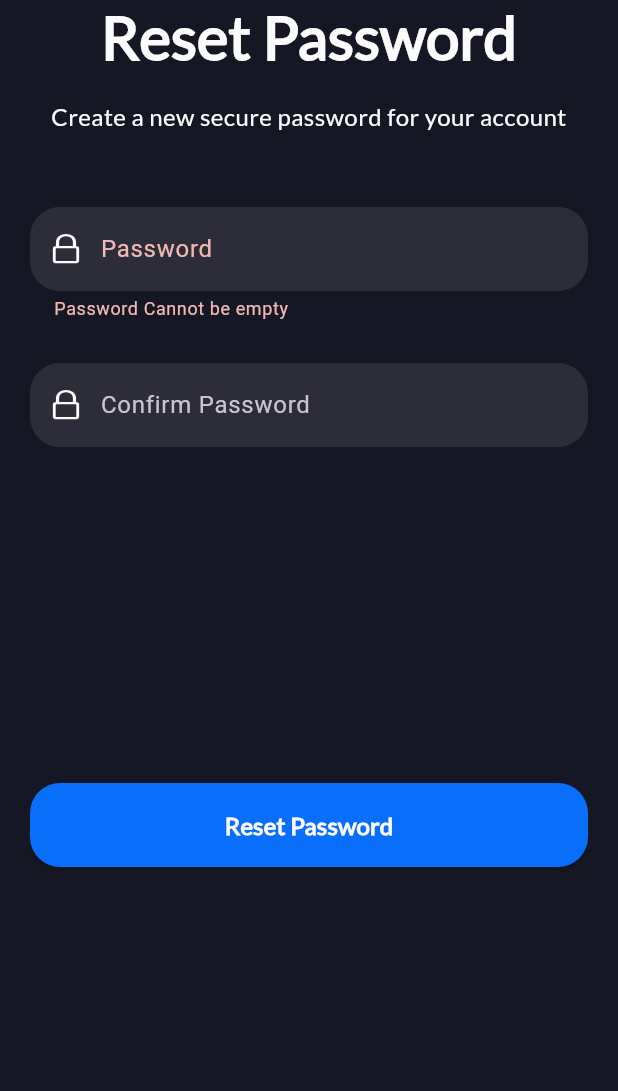
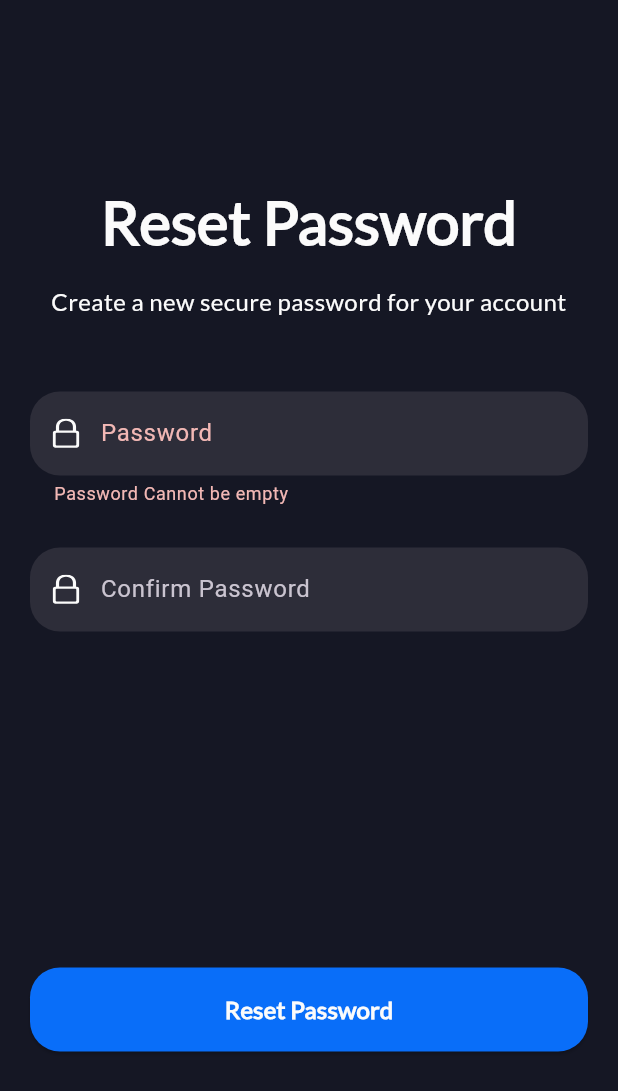
Before and after one commit to Pudv95/vroom_vroom, a Flutter app: the ResetPassword screen opened by its route, after a tap on "Reset Password", on a phone screen of 412 x 824 dp. Shown: the top 1091 px of the screen. Run offline on Flutter 3.47's test engine with Material 3 defaults, Android fonts, the phone set to English and light mode, and no system bars; drawn by our look-alikes of flutter_easyloading; our stand-ins replace flutter_dotenv, flutter_secure_storage, flutter_svg, fluttertoast, freezed_annotation, go_router and 3 more; accounts and stored records are empty.

Commit message:
remove bug: switching reset with email pass button, accestoken storage in login

```diff
--- a/lib/controllers/authentication/validate_login.dart
+++ b/lib/controllers/authentication/validate_login.dart
@@ -12,11 +12,6 @@ Future<LoginUserModel?> performLogin(String email, String pass) async {
     final LoginUserModel loginUserModel = LoginUserModel.fromJson(responseData);
 
     if (loginUserModel.success!) {
-      print('Login successful!');
-      print('Access Token: ${loginUserModel.accessToken}');
-      print('Refresh Token: ${loginUserModel.refreshToken}');
-      print('Email: ${loginUserModel.email}');
-      print('msg: ${loginUserModel.msg}');
       return loginUserModel;
     } else {
 
--- a/lib/services/authentication/login.dart
+++ b/lib/services/authentication/login.dart
@@ -30,6 +30,8 @@ class LoginUser {
         print('Token: ${response.body}');
         final Map<String, dynamic> data = jsonDecode(response.body);
         data['success'] = true;
+        storage.write(key: 'refreshToken', value: data['refresh']);
+        storage.write(key: 'accessToken', value: data['access']);
         return data;
       } else if (response.statusCode == 401) {
         print('Login failed');
--- a/lib/services/authentication/reset_password.dart
+++ b/lib/services/authentication/reset_password.dart
@@ -8,8 +8,8 @@ import 'package:vroom_vroom/services/authentication/login.dart';
 class CreateNewPassword {
   final String baseUrl = dotenv.get('BaseURL');
 
-  resetPassword(String password,BuildContext context) async {
-    final String token = LoginUser().getAccessToken();
+  resetPassword(String password,BuildContext context,String token) async {
+
     final String url = '$baseUrl/auth/reset/';
 
     final Map<String, String> headers = {
--- a/lib/services/authentication/verify_otps.dart
+++ b/lib/services/authentication/verify_otps.dart
@@ -1,16 +1,12 @@
 import 'dart:convert';
-
 import 'package:flutter/cupertino.dart';
 import 'package:flutter_dotenv/flutter_dotenv.dart';
 import 'package:http/http.dart' as http;
-
-import 'login.dart';
 
 class Verification {
   final String baseUrl = dotenv.get('BaseURL');
 
   verifyOTP(String otp,BuildContext context,String token) async {
-    // final String token = await LoginUser().getAccessToken();
     try {
       final response = await http.post(
         Uri.parse('$baseUrl/auth/reset/verify-otp/'),
--- a/lib/views/screens/authentication/login/login.dart
+++ b/lib/views/screens/authentication/login/login.dart
@@ -148,6 +148,7 @@ class LoginPage extends StatelessWidget {
                           LoginUserModel? res = await performLogin(TextControllers.emailController.text.toString(), TextControllers.passwordController.text.toString());
                           if (res != null) {
                             state.validateLogin(res.msg, context);
+                            context.go('/');
 
                           } else {
                             state.validateLogin("Invalid Credentials!", context);
--- a/lib/views/screens/authentication/login/reset_password.dart
+++ b/lib/views/screens/authentication/login/reset_password.dart
@@ -1,7 +1,6 @@
 import 'package:flutter/material.dart';
 import 'package:flutter_svg/svg.dart';
 import 'package:provider/provider.dart';
-import 'package:vroom_vroom/controllers/authentication/validate_reset.dart';
 import 'package:vroom_vroom/controllers/authentication/validator.dart';
 import 'package:vroom_vroom/services/authentication/reset_password.dart';
 import 'package:vroom_vroom/utils/contants/colors/app_colors.dart';
@@ -14,12 +13,14 @@ class ResetPassword extends StatelessWidget {
 
   @override
   Widget build(BuildContext context) {
+    print('here');
     double height = MediaQuery.sizeOf(context).height;
     double width = MediaQuery.sizeOf(context).width;
     final state1 = context.watch<VerifyOTPProvider>();
     final state = context.watch<ResetPasswordProvider>();
     return SafeArea(
         child: Scaffold(
+          resizeToAvoidBottomInset: false,
           body: ConstrainedBox(
         constraints: BoxConstraints(
           maxHeight: height,
@@ -27,7 +28,7 @@ class ResetPassword extends StatelessWidget {
         ),
         child: Padding(
           padding: const EdgeInsets.fromLTRB(20, 0, 20, 0),
-          child: ListView(
+          child: Column(
             children: [
               const Spacer(),
               Center(
@@ -124,7 +125,7 @@ class ResetPassword extends StatelessWidget {
                   fn: () async {
                     if(state.formKey.currentState!.validate()){
                       print(state1.token);
-                      Map<String,dynamic> data = await CreateNewPassword().resetPassword(state.password, context);
+                      Map<String,dynamic> data = await CreateNewPassword().resetPassword(state.password, context,state1.token);
                       print(data);
                       if(data['success']){
                         state.validateOTP(data['msg'], context);
--- a/lib/views/screens/authentication/signup/verify_otp.dart
+++ b/lib/views/screens/authentication/signup/verify_otp.dart
@@ -46,7 +46,8 @@ class VerifyOTP extends StatelessWidget {
       ),
     );
     double height = MediaQuery.sizeOf(context).height;
-    return ListView(
+    return Scaffold(
+      body: ListView(
         physics: const NeverScrollableScrollPhysics(),
         children: [
           SizedBox(
@@ -169,6 +170,7 @@ class VerifyOTP extends StatelessWidget {
           }, title: 'Confirm')
 
         ],
+      ),
     );
   }
 }
```
Also changed, not shown: lib/views/screens/authentication/login/forgot_password.dart (+6 -2 lines). Lines whose indentation alone changed are shown as unchanged.
